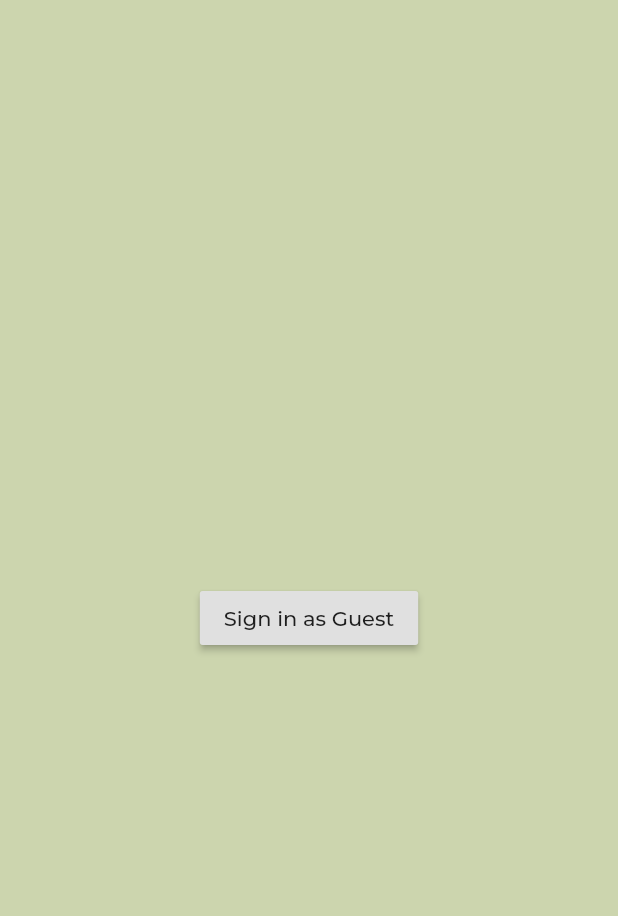
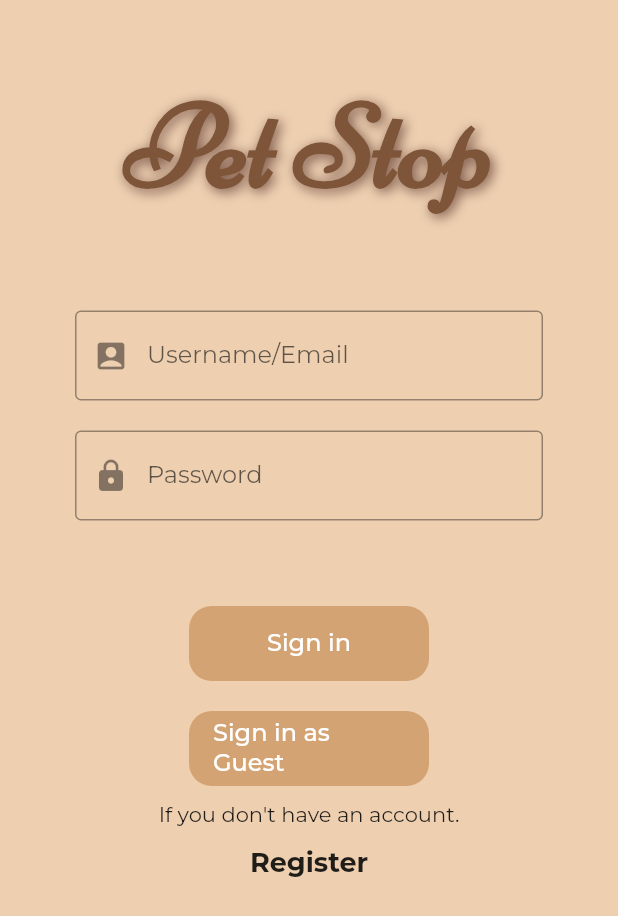
Before and after one commit to ashinsabu/pet-ecommerceapp, a Flutter app: the screen it shows after launch, on a phone screen of 412 x 824 dp. Shown: the top 916 px of the screen. Run offline on Flutter 3.47's test engine with Material 2 defaults, Android fonts, the phone set to English and light mode, and no system bars; our stand-ins replace firebase_auth, firebase_core, google_fonts; missing offline and left inert: external_app_launcher; accounts and stored records are empty.

Commit message:
Added sign in using email+pass and sign out

```diff
--- a/lib/authwrap.dart
+++ b/lib/authwrap.dart
@@ -13,8 +13,6 @@ class authwrap extends StatelessWidget {
     if(user == null)
     //return home or login
     return Authenticate();
-    else{
-      return userhome();
-    }
+    else {return userhome();}
   }
 }
--- a/lib/login page.dart
+++ b/lib/login page.dart
@@ -1,9 +1,12 @@
 import 'package:firebase_auth/firebase_auth.dart';
 import 'package:firebase_core/firebase_core.dart';
+import 'package:flutter/cupertino.dart';
 import 'package:flutter/material.dart';
 import 'package:google_fonts/google_fonts.dart';
 import 'package:petecommerce/colors.dart';
+import 'package:petecommerce/home.dart';
 import 'package:petecommerce/services/auth.dart';
+import 'package:petecommerce/services/register.dart';
 class SignIn extends StatefulWidget {
   const SignIn({Key? key}) : super(key: key);
 
@@ -13,18 +16,98 @@ class SignIn extends StatefulWidget {
 
 class _SignInState extends State<SignIn> {
   final AuthService _auth = AuthService();
+  final _formKey = GlobalKey<FormState>();
+  //text field state
+  String email='';
+  String password ='';
+  String error ='';
   @override
   Widget build(BuildContext context) {
     return Scaffold(
-      backgroundColor: AppColor.palespring,
-      body: Stack(
-        alignment: Alignment.center,
+        resizeToAvoidBottomInset: false,
+        backgroundColor: Color(0xFFEED0B1),
+      body: Column(
+        crossAxisAlignment: CrossAxisAlignment.center,
         children: [
           Align(
             alignment: Alignment.center,
           ),
-          RaisedButton(
-            child: Text("Sign in as Guest") ,
+          Padding(
+            padding: const EdgeInsets.fromLTRB(0,50,0,10),
+            child: Text(
+              "Pet Stop",
+              style: TextStyle(
+                  fontFamily: 'Niconne',
+                  fontSize: 80,
+                  fontWeight: FontWeight.bold,
+                  color: AppColor.coffee,
+                shadows: [
+                Shadow(
+                blurRadius: 10.0,
+                color: Colors.brown,
+                offset: Offset(2.0, 2.0),
+              ),],
+              ),
+              ),
+          ),
+          Container(
+            padding: EdgeInsets.fromLTRB(50,30,50,20),
+            child: Form(
+              key: _formKey,
+              child: Column(
+                children: <Widget>[
+                  SizedBox(height: 20,),
+                  TextField(
+
+                    decoration:
+                    InputDecoration(prefixIcon: Icon(Icons.account_box_rounded),border: OutlineInputBorder(),
+                        labelText: 'Username/Email',hintText: 'Enter your Username or Email'),
+                    onChanged: (val){
+                      setState(()=>email=val);
+                    },
+
+                  ),
+                  SizedBox(height: 20,),
+                  TextField(
+                    decoration:
+                    InputDecoration(prefixIcon: Icon(Icons.lock),border: OutlineInputBorder(),
+                        labelText: 'Password',hintText: 'Enter Password'),
+                    obscureText: true,
+                    onChanged: (val){
+                      setState(()=>password=val);
+
+                    },
+                  ),
+                ],
+              ),
+            ),
+          ),
+          Text(error,style: TextStyle(color: Colors.red,fontSize: 14),),
+          SizedBox(height: 20,),
+          Container(
+            decoration: BoxDecoration(borderRadius: BorderRadius.circular(15),color: AppColor.fawn),
+            width: 160,height: 50, alignment: Alignment.center,
+            child: FlatButton(
+              child: Text("Sign in",style: TextStyle(fontSize: 16,color: Colors.white),) ,
+              onPressed: () async{
+              // Navigator.pop(context);
+              //
+              //  Navigator.push(context,
+              //   MaterialPageRoute(builder: (context) =>userhome()));
+                print(email); print(password);
+                dynamic result=await _auth.signInWithEmailAndPassword(email, password);
+                if(result == null){
+                  setState(() => error ='Could not sign in with given credentials.');
+                }}
+            ),
+            ),
+
+          SizedBox(height: 20,),
+          Container(
+            decoration: BoxDecoration(borderRadius: BorderRadius.circular(15),color: AppColor.fawn),
+            width: 160,height: 50, alignment: Alignment.center,
+            child: FlatButton(
+              child: Text("Sign in as Guest",style: TextStyle(fontSize: 16,color: Colors.white),) ,
               onPressed: () async{
                 dynamic result = await _auth.signInAnon();
                 if(result == null){
@@ -35,6 +118,17 @@ class _SignInState extends State<SignIn> {
                 print (result.uid);
               },
             ),
+          ),
+          SizedBox(height: 10,),
+          Text("If you don't have an account."),
+          FlatButton(onPressed: (){
+            Navigator.pop(context);
+
+            Navigator.push(context,
+                MaterialPageRoute(builder: (context) =>Register()));
+          }, child: Text("Register",style: TextStyle(fontWeight: FontWeight.bold,fontSize: 18),),),
+
+
         ]
       ),
     );
@@ -49,6 +143,8 @@ class Authenticate extends StatefulWidget {
 }
 
 class _AuthenticateState extends State<Authenticate> {
+  bool showSignIn = true;
+
   @override
   void initState() {
     super.initState();
@@ -58,9 +154,7 @@ class _AuthenticateState extends State<Authenticate> {
     });
   }
   Widget build(BuildContext context) {
-    return Container(
 
-      child: SignIn(),
-    );
+    return SignIn();
   }
 }
--- a/pubspec.yaml
+++ b/pubspec.yaml
@@ -85,7 +85,10 @@ flutter:
   # "family" key with the font family name, and a "fonts" key with a
   # list giving the asset and other descriptors for the font. For
   # example:
-  # fonts:
+  fonts:
+    - family: Niconne
+      fonts:
+        - asset: assets/fonts/Niconne-Regular.ttf
   #   - family: Schyler
   #     fonts:
   #       - asset: fonts/Schyler-Regular.ttf
```
Also changed, not shown: lib/common ui.dart (+22 -8 lines), lib/home.dart (+9 -6 lines), lib/services/auth.dart (+20 -1 lines), lib/services/register.dart (added, +105 -0 lines), lib/supplies.dart (added, +151 -0 lines), assets/fonts/Niconne-Regular.ttf (added), assets/images/dogsupplies.jpg (added), 11 other files. Lines whose indentation alone changed are shown as unchanged.
